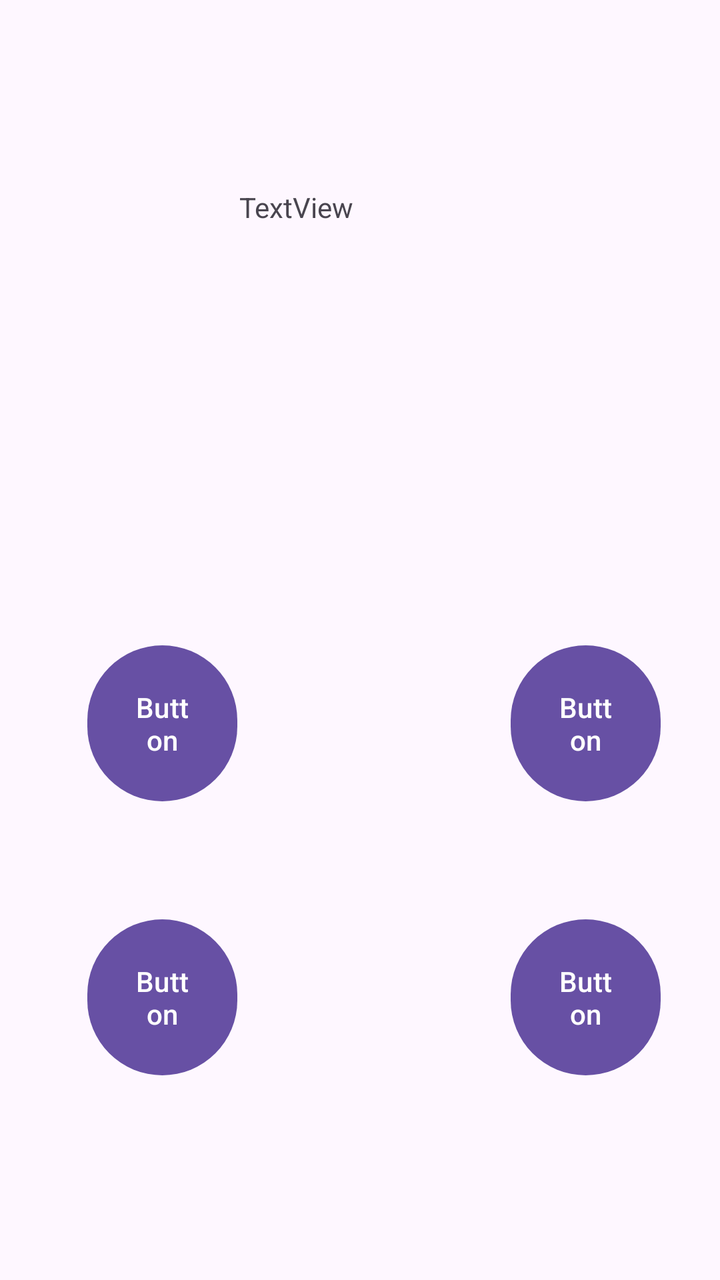
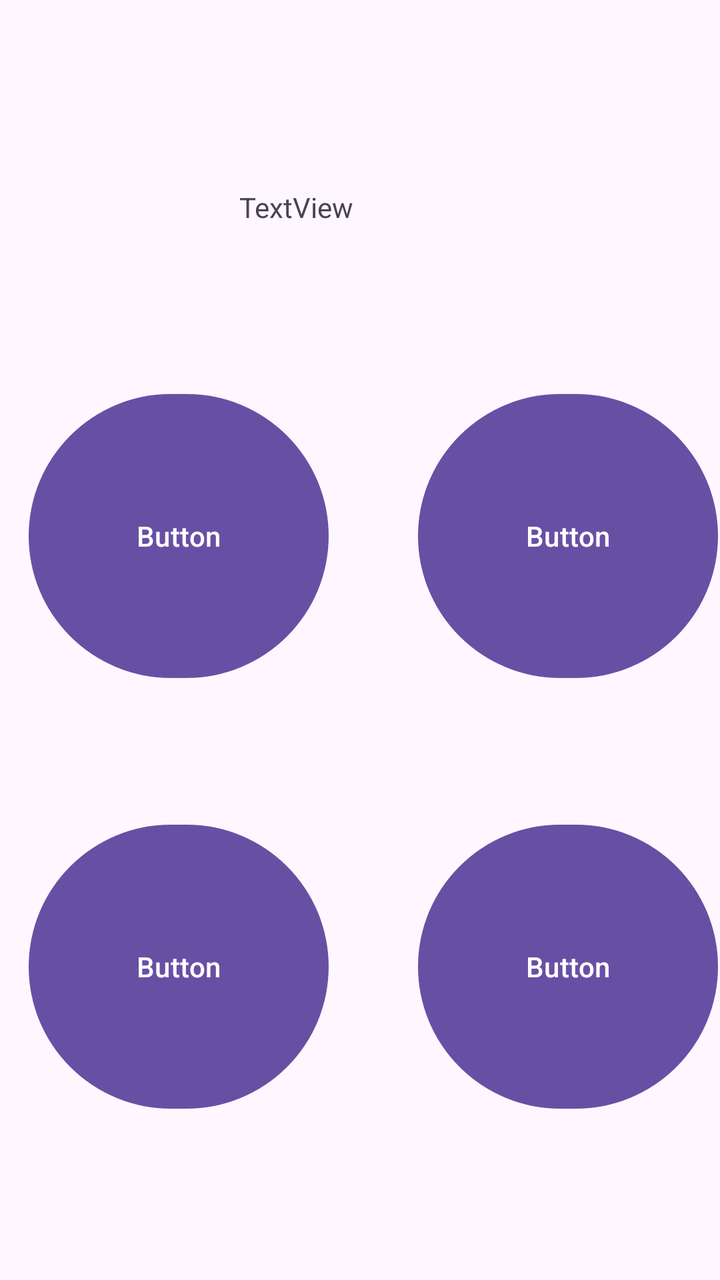

The first picture is an Android layout as it rendered before a commit; the second is the same layout after the commit. The layout source and the unified diff follow.
<!-- AndroidManifest.xml: application theme Theme.Pushforce -->
<!-- res/layout/activity_round_en_cours.xml -->
<?xml version="1.0" encoding="utf-8"?>
<androidx.constraintlayout.widget.ConstraintLayout xmlns:android="http://schemas.android.com/apk/res/android"
    xmlns:app="http://schemas.android.com/apk/res-auto"
    xmlns:tools="http://schemas.android.com/tools"
    android:layout_width="match_parent"
    android:layout_height="match_parent">

    <androidx.constraintlayout.widget.ConstraintLayout
        android:id="@+id/constraintLayout"
        android:layout_width="333dp"
        android:layout_height="264dp"
        app:layout_constraintBottom_toBottomOf="parent"
        app:layout_constraintEnd_toEndOf="parent"
        app:layout_constraintStart_toStartOf="parent"
        app:layout_constraintTop_toTopOf="parent"
        app:layout_constraintVertical_bias="0.781">

        <Button
            android:id="@+id/transiJ2"
            android:layout_width="75dp"
            android:layout_height="86dp"
            android:text="Button"
            app:layout_constraintBottom_toBottomOf="parent"
            app:layout_constraintEnd_toEndOf="parent"
            app:layout_constraintHorizontal_bias="0.937"
            app:layout_constraintStart_toStartOf="parent"
            app:layout_constraintTop_toTopOf="parent"
            app:layout_constraintVertical_bias="0.14" />

        <Button
            android:id="@+id/transiJ3"
            android:layout_width="75dp"
            android:layout_height="86dp"
            android:text="Button"
            app:layout_constraintBottom_toBottomOf="parent"
            app:layout_constraintEnd_toEndOf="parent"
            app:layout_constraintHorizontal_bias="0.116"
            app:layout_constraintStart_toStartOf="parent"
            app:layout_constraintTop_toTopOf="parent"
            app:layout_constraintVertical_bias="0.91" />

        <Button
            android:id="@+id/transiJ4"
            android:layout_width="75dp"
            android:layout_height="86dp"
            android:text="Button"
            app:layout_constraintBottom_toBottomOf="parent"
            app:layout_constraintEnd_toEndOf="parent"
            app:layout_constraintHorizontal_bias="0.937"
            app:layout_constraintStart_toStartOf="parent"
            app:layout_constraintTop_toTopOf="parent"
            app:layout_constraintVertical_bias="0.91" />

        <Button
            android:id="@+id/transiJ1"
            android:layout_width="75dp"
            android:layout_height="86dp"
            android:text="Button"
            app:layout_constraintBottom_toBottomOf="parent"
            app:layout_constraintEnd_toEndOf="parent"
            app:layout_constraintHorizontal_bias="0.116"
            app:layout_constraintStart_toStartOf="parent"
            app:layout_constraintTop_toTopOf="parent"
            app:layout_constraintVertical_bias="0.14" />
    </androidx.constraintlayout.widget.ConstraintLayout>

    <TextView
        android:id="@+id/chrono"
        android:layout_width="120dp"
        android:layout_height="64dp"
        android:text="TextView"
        app:layout_constraintBottom_toBottomOf="parent"
        app:layout_constraintEnd_toEndOf="parent"
        app:layout_constraintHorizontal_bias="0.498"
        app:layout_constraintStart_toStartOf="parent"
        app:layout_constraintTop_toTopOf="parent"
        app:layout_constraintVertical_bias="0.163" />
</androidx.constraintlayout.widget.ConstraintLayout>
<!-- resources referenced by this layout -->
<resources>
  <style name="Theme.Pushforce" parent="Base.Theme.Pushforce" />
  <style name="Base.Theme.Pushforce" parent="Theme.Material3.DayNight.NoActionBar">
          
          
      </style>
</resources>

<!-- the commit's change to res/layout/activity_round_en_cours.xml (unified diff, before → after) -->
@@ -7,18 +7,19 @@
 
     <androidx.constraintlayout.widget.ConstraintLayout
         android:id="@+id/constraintLayout"
-        android:layout_width="333dp"
-        android:layout_height="264dp"
+        android:layout_width="387dp"
+        android:layout_height="430dp"
         app:layout_constraintBottom_toBottomOf="parent"
         app:layout_constraintEnd_toEndOf="parent"
+        app:layout_constraintHorizontal_bias="0.496"
         app:layout_constraintStart_toStartOf="parent"
         app:layout_constraintTop_toTopOf="parent"
-        app:layout_constraintVertical_bias="0.781">
+        app:layout_constraintVertical_bias="0.731">
 
         <Button
             android:id="@+id/transiJ2"
-            android:layout_width="75dp"
-            android:layout_height="86dp"
+            android:layout_width="150dp"
+            android:layout_height="150dp"
             android:text="Button"
             app:layout_constraintBottom_toBottomOf="parent"
             app:layout_constraintEnd_toEndOf="parent"
@@ -29,8 +30,8 @@
 
         <Button
             android:id="@+id/transiJ3"
-            android:layout_width="75dp"
-            android:layout_height="86dp"
+            android:layout_width="150dp"
+            android:layout_height="150dp"
             android:text="Button"
             app:layout_constraintBottom_toBottomOf="parent"
             app:layout_constraintEnd_toEndOf="parent"
@@ -41,8 +42,8 @@
 
         <Button
             android:id="@+id/transiJ4"
-            android:layout_width="75dp"
-            android:layout_height="86dp"
+            android:layout_width="150dp"
+            android:layout_height="150dp"
             android:text="Button"
             app:layout_constraintBottom_toBottomOf="parent"
             app:layout_constraintEnd_toEndOf="parent"
@@ -53,8 +54,8 @@
 
         <Button
             android:id="@+id/transiJ1"
-            android:layout_width="75dp"
-            android:layout_height="86dp"
+            android:layout_width="150dp"
+            android:layout_height="150dp"
             android:text="Button"
             app:layout_constraintBottom_toBottomOf="parent"
             app:layout_constraintEnd_toEndOf="parent"
